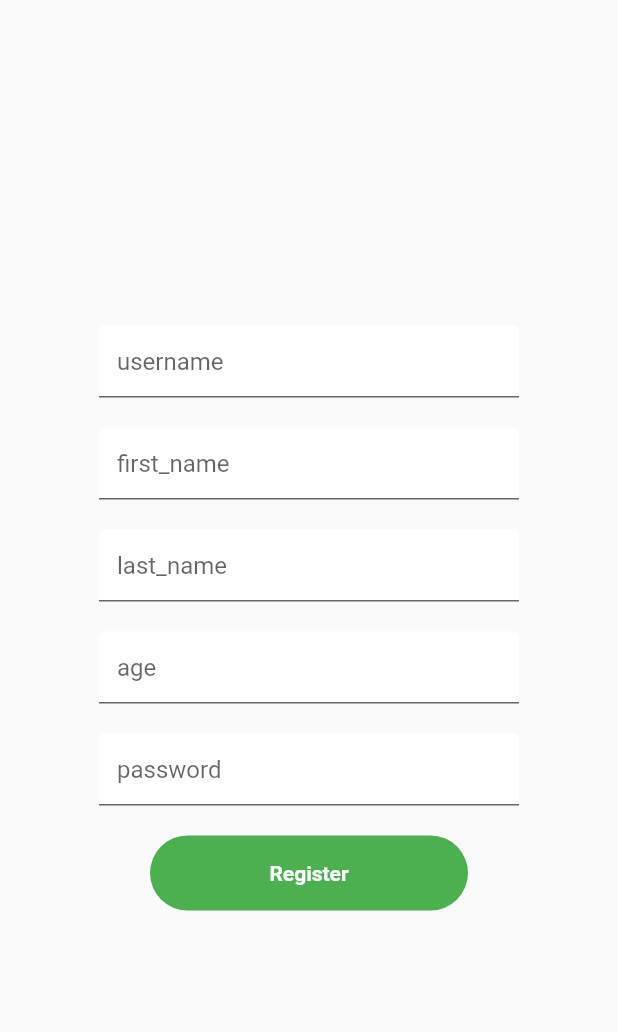
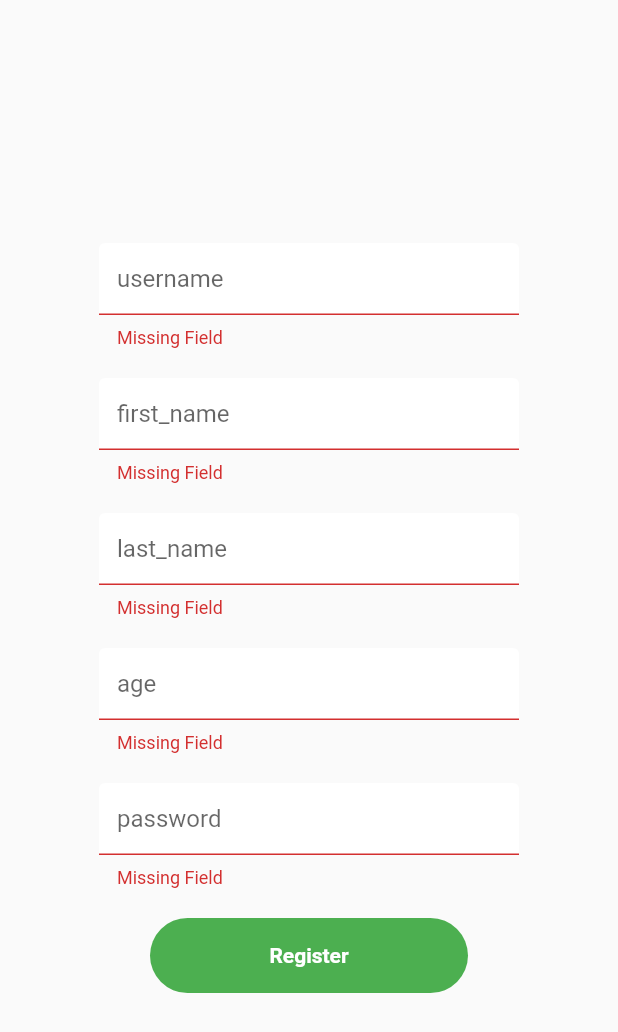
Before and after one commit to tomerbv/Light_Pollution, a Flutter app: the RegisterPage widget shown alone on an empty page, opened directly with empty values, after a tap on "Register", on a phone screen of 412 x 824 dp. Shown: the top 1032 px of the screen. Run offline on Flutter 3.47's test engine with Material 2 defaults, Android fonts, the phone set to English and light mode, and no system bars; our stand-ins replace camera, device_info_plus, flutter_easyloading, geolocator.

Commit message:
register and login 1.0

```diff
--- a/lib/views/register.dart
+++ b/lib/views/register.dart
@@ -1,5 +1,6 @@
 import 'package:flutter/material.dart';
 import 'package:flutter/rendering.dart';
+import 'package:flutter_easyloading/flutter_easyloading.dart';
 import '../services/api_service.dart';
 
 class RegisterPage extends StatefulWidget {
@@ -11,11 +12,14 @@ class RegisterPage extends StatefulWidget {
 }
 
 class _RegisterPageState extends State<RegisterPage> {
-  late String username;
-  late String first_name;
-  late String last_name;
-  late String age;
-  late String password;
+  late String username = '';
+  late String first_name = '';
+  late String last_name = '';
+  late String age = '';
+  late String password = '';
+  final _formKey = GlobalKey<FormState>();
+  static final validCharacters = RegExp(r'^[a-zA-Z0-9]+$');
+  static final validAgeCharacters = RegExp(r'^[0-9]+$');
 
   @override
   Widget build(BuildContext context) {
@@ -28,15 +32,27 @@ class _RegisterPageState extends State<RegisterPage> {
           });
           return false;
         },
+        child: Form(
+            key: _formKey,
+            child: Center(
+                child: SingleChildScrollView(
                     child: Column(
               mainAxisAlignment: MainAxisAlignment.center,
               children: [
                 Container(
                     width: 300,
                     padding: const EdgeInsets.all(10),
-                child: TextField(
+                    child: TextFormField(
+                      validator: (value) {
+                        if (value == null || value.isEmpty) {
+                          return 'Missing Field';
+                        } else if (!validCharacters.hasMatch(value)) {
+                          return 'Invalid Input';
+                        }
+                        return null;
+                      },
                       obscureText: false,
-                  decoration: InputDecoration(
+                      decoration: const InputDecoration(
                           fillColor: Colors.white,
                           filled: true,
                           hintText: 'username'),
@@ -49,9 +65,17 @@ class _RegisterPageState extends State<RegisterPage> {
                 Container(
                     width: 300,
                     padding: const EdgeInsets.all(10),
-                child: TextField(
+                    child: TextFormField(
+                      validator: (value) {
+                        if (value == null || value.isEmpty) {
+                          return 'Missing Field';
+                        } else if (!validCharacters.hasMatch(value)) {
+                          return 'Invalid Input';
+                        }
+                        return null;
+                      },
                       obscureText: false,
-                  decoration: InputDecoration(
+                      decoration: const InputDecoration(
                           fillColor: Colors.white,
                           filled: true,
                           hintText: 'first_name'),
@@ -64,9 +88,17 @@ class _RegisterPageState extends State<RegisterPage> {
                 Container(
                     width: 300,
                     padding: const EdgeInsets.all(10),
-                child: TextField(
+                    child: TextFormField(
+                      validator: (value) {
+                        if (value == null || value.isEmpty) {
+                          return 'Missing Field';
+                        } else if (!validCharacters.hasMatch(value)) {
+                          return 'Invalid Input';
+                        }
+                        return null;
+                      },
                       obscureText: false,
-                  decoration: InputDecoration(
+                      decoration: const InputDecoration(
                           fillColor: Colors.white,
                           filled: true,
                           hintText: 'last_name'),
@@ -79,10 +111,20 @@ class _RegisterPageState extends State<RegisterPage> {
                 Container(
                     width: 300,
                     padding: const EdgeInsets.all(10),
-                child: TextField(
+                    child: TextFormField(
+                      validator: (value) {
+                        if (value == null || value.isEmpty) {
+                          return 'Missing Field';
+                        } else if (!validAgeCharacters.hasMatch(value)) {
+                          return 'Invalid Input';
+                        }
+                        return null;
+                      },
                       obscureText: false,
-                  decoration: InputDecoration(
-                      fillColor: Colors.white, filled: true, hintText: 'age'),
+                      decoration: const InputDecoration(
+                          fillColor: Colors.white,
+                          filled: true,
+                          hintText: 'age'),
                       onChanged: (value) {
                         setState(() {
                           age = value;
@@ -92,9 +134,17 @@ class _RegisterPageState extends State<RegisterPage> {
                 Container(
                     width: 300,
                     padding: const EdgeInsets.all(10),
-                child: TextField(
+                    child: TextFormField(
+                      validator: (value) {
+                        if (value == null || value.isEmpty) {
+                          return 'Missing Field';
+                        } else if (value.length < 6) {
+                          return 'Password length must be least 7 characters';
+                        }
+                        return null;
+                      },
                       obscureText: true,
-                  decoration: InputDecoration(
+                      decoration: const InputDecoration(
                           fillColor: Colors.white,
                           filled: true,
                           hintText: 'password'),
@@ -109,8 +159,13 @@ class _RegisterPageState extends State<RegisterPage> {
                       register();
                     },
                     child: Container(
-                  margin:
-                      const EdgeInsets.symmetric(horizontal: 100, vertical: 10),
+                      margin: const EdgeInsets.symmetric(
+                          horizontal: 100, vertical: 10),
+                      height: 50,
+                      width: double.infinity,
+                      decoration: BoxDecoration(
+                          color: Colors.green,
+                          borderRadius: BorderRadius.circular(25)),
                       child: const Center(
                         child: Text(
                           "Register",
@@ -118,22 +173,21 @@ class _RegisterPageState extends State<RegisterPage> {
                               fontWeight: FontWeight.bold, color: Colors.white),
                         ),
                       ),
-                  height: 50,
-                  width: double.infinity,
-                  decoration: BoxDecoration(
-                      color: Colors.green,
-                      borderRadius: BorderRadius.circular(25)),
                     ))
               ],
 
               // ignore: avoid_unnecessary_containers
-        ));
+            )))));
   }
 
   register() async {
-    if (await ApiService.register(
-        username, first_name, last_name, age, password, context)) {
-      return true;
+    if (_formKey.currentState!.validate()) {
+      var message = await ApiService.register(
+          username, first_name, last_name, age, password, context);
+      if (message != null) {
+        ScaffoldMessenger.of(context)
+            .showSnackBar(SnackBar(content: Text(message)));
       }
     }
   }
+}
```
Also changed, not shown: lib/services/api_service.dart (+28 -41 lines). Lines whose indentation alone changed are shown as unchanged.
